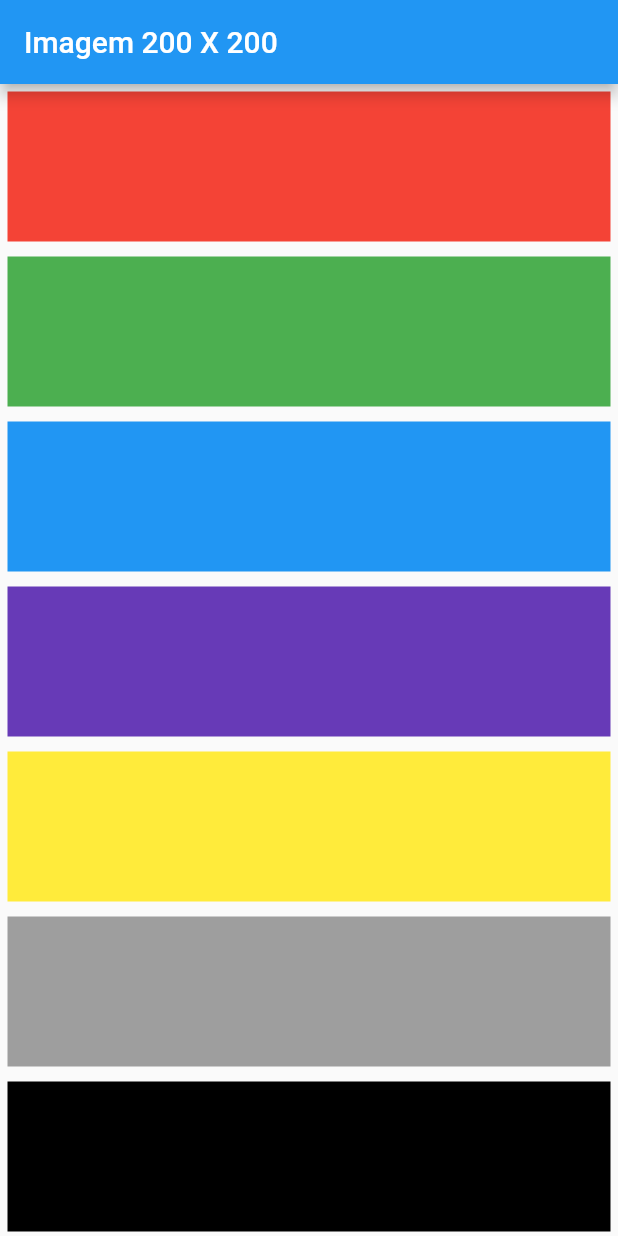
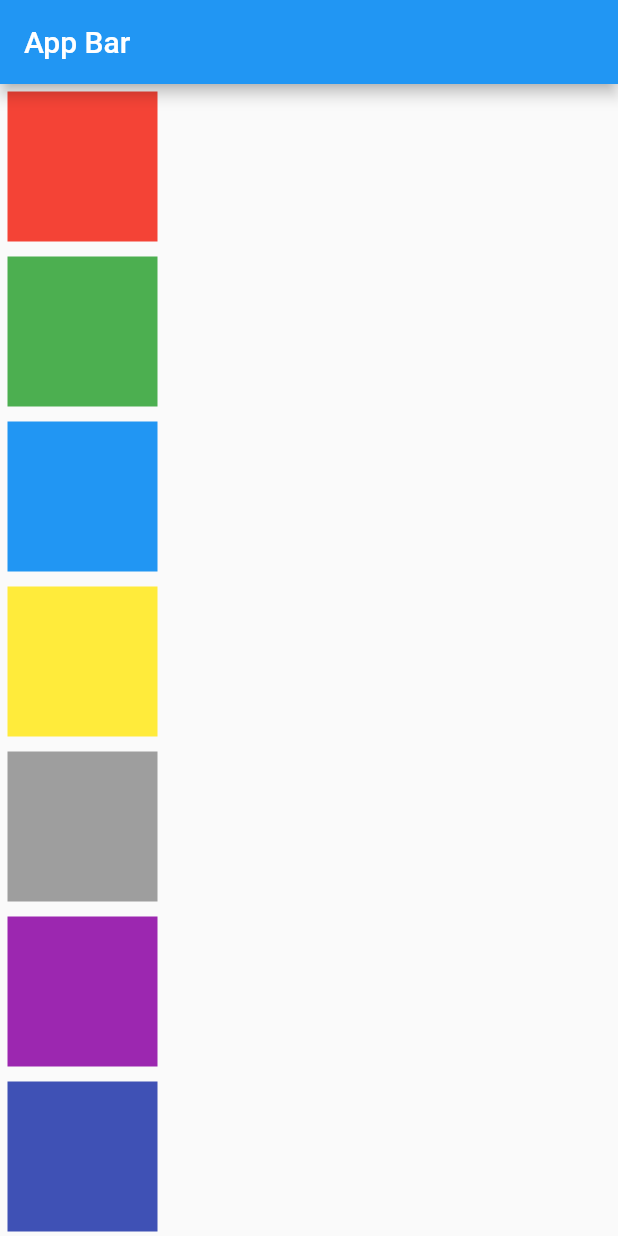
Before and after one commit to clavison/aula-flutter, a Flutter app: the screen it shows after launch, on a phone screen of 412 x 824 dp. Run offline on Flutter 3.47's test engine with Material 2 defaults, Android fonts, the light colour scheme and no system bars.

Commit message:
SingleChildScrollView

```diff
--- a/lib/main.dart
+++ b/lib/main.dart
@@ -23,17 +23,29 @@ class _MyAppState extends State<MyApp> {
 
   @override
   Widget build(BuildContext context) {
-    List<Color> cores = [Colors.red, Colors.green, Colors.blue, Colors.deepPurple,
-                        Colors.yellow, Colors.grey, Colors.black, Colors.pink];
     return MaterialApp(
       debugShowCheckedModeBanner: false,
       home: Scaffold(
-        appBar: AppBar(title: const Text("Imagem 200 X 200")),
-        body: ListView.builder(
-          itemCount: cores.length,
-          itemBuilder: (BuildContext context, int index) {
-            return containerBuild(bgColor: cores[index]);
-          },
+        appBar: AppBar(title: const Text("App Bar")),
+        body: SingleChildScrollView(
+          child: Column(
+            children: [
+              containerBuild(bgColor: Colors.red),
+              containerBuild(bgColor: Colors.green),
+              containerBuild(bgColor: Colors.blue),
+              containerBuild(bgColor: Colors.yellow),
+              containerBuild(bgColor: Colors.grey),
+              containerBuild(bgColor: Colors.purple),
+              containerBuild(bgColor: Colors.indigo),
+              containerBuild(bgColor: Colors.red),
+              containerBuild(bgColor: Colors.green),
+              containerBuild(bgColor: Colors.blue),
+              containerBuild(bgColor: Colors.yellow),
+              containerBuild(bgColor: Colors.grey),
+              containerBuild(bgColor: Colors.purple),
+              containerBuild(bgColor: Colors.indigo),
+            ],
+          ),
         ),
       ),
     );
```
